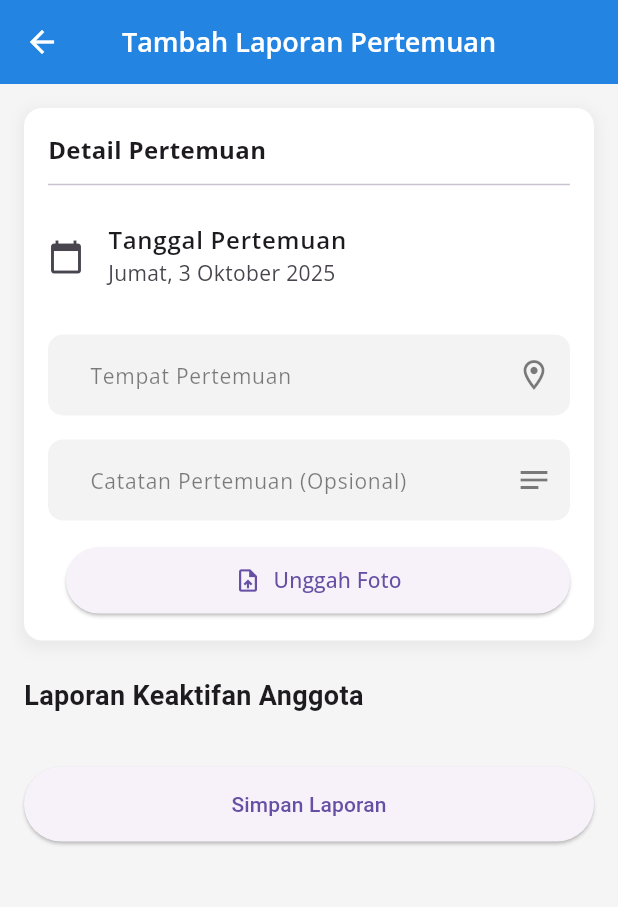
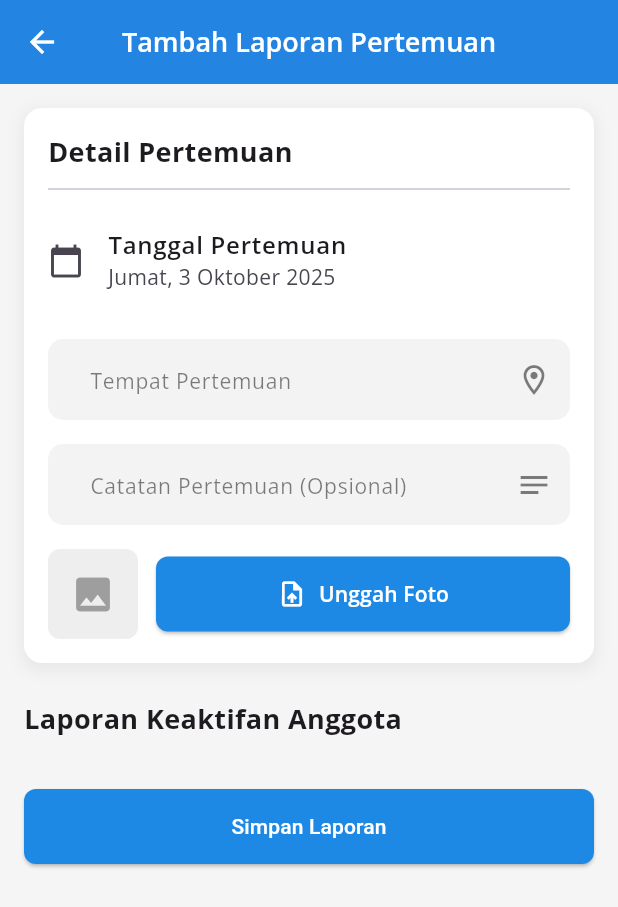
Before and after one commit to rafitrhmn/pendataan_ldk, a Flutter app: the AddLaporanPage screen opened directly with empty values, on a phone screen of 412 x 824 dp. Shown: the top 907 px of the screen. Run offline on Flutter 3.47's test engine with Material 3 defaults, Android fonts, the phone set to English and light mode, and no system bars; our stand-ins replace bloc, equatable, flutter_bloc, flutter_localization, go_router, google_fonts and 3 more; accounts and stored records are empty.

Commit message:
style lapporan new

```diff
--- a/app/lib/pages/kelompok/add_laporan_pertemuan.dart
+++ b/app/lib/pages/kelompok/add_laporan_pertemuan.dart
@@ -3,6 +3,9 @@ import 'package:app/bloc/laporan/laporan_event.dart';
 import 'package:app/bloc/laporan/laporan_state.dart';
 import 'package:app/models/mentee_model.dart';
 import 'package:app/utils/style_decorations.dart';
+import 'package:app/widgets/laporan/penilaian_dhuha_input.dart';
+import 'package:app/widgets/laporan/penilaian_sholat_input.dart';
+import 'package:app/widgets/laporan/penilaian_tilawah_input.dart';
 import 'package:flutter/material.dart';
 import 'package:flutter/services.dart';
 import 'package:flutter_bloc/flutter_bloc.dart';
@@ -39,6 +42,7 @@ class _AddLaporanPageState extends State<AddLaporanPage> {
 
   // Map untuk menyimpan state laporan dari setiap mentee
   late final Map<String, Map<String, dynamic>> _laporanMentees;
+  // Nilai awal
 
   @override
   void initState() {
@@ -48,7 +52,7 @@ class _AddLaporanPageState extends State<AddLaporanPage> {
       for (var mentee in widget.mentees)
         mentee.id: {
           'mentee_id': mentee.id,
-          'hadir': true,
+          'hadir': false,
           'sholat_wajib': TextEditingController(),
           'sholat_dhuha': TextEditingController(),
           'tilawah_quran': TextEditingController(),
@@ -222,7 +226,14 @@ class _AddLaporanPageState extends State<AddLaporanPage> {
     return BlocListener<LaporanBloc, LaporanState>(
       listener: (context, state) {
         if (state is LaporanSubmitSuccess) {
-          // Kirim sinyal 'true' agar halaman detail me-refresh riwayat
+          // 1. Tampilkan SnackBar sukses
+          ScaffoldMessenger.of(context).showSnackBar(
+            const SnackBar(
+              content: Text('Laporan berhasil disimpan!'),
+              backgroundColor: Colors.green,
+            ),
+          );
+          // 2. Kembali ke halaman sebelumnya dan kirim sinyal refresh
           context.pop(true);
         } else if (state is LaporanError) {
           ScaffoldMessenger.of(context).showSnackBar(
@@ -262,9 +273,12 @@ class _AddLaporanPageState extends State<AddLaporanPage> {
               const SizedBox(height: 24),
 
               // Bagian Laporan Anggota
-              const Text(
+              Text(
                 'Laporan Keaktifan Anggota',
-                style: TextStyle(fontSize: 18, fontWeight: FontWeight.bold),
+                style: GoogleFonts.openSans(
+                  fontSize: 18,
+                  fontWeight: FontWeight.bold,
+                ),
               ),
               const SizedBox(height: 10),
               ...widget.mentees.map((mentee) => _buildMenteeReportCard(mentee)),
@@ -284,7 +298,15 @@ class _AddLaporanPageState extends State<AddLaporanPage> {
                   return ElevatedButton(
                     onPressed: _submitLaporan,
                     style: ElevatedButton.styleFrom(
-                      minimumSize: const Size(double.infinity, 50),
+                      backgroundColor: Colors.blue[600],
+                      foregroundColor: Colors.white,
+                      shape: RoundedRectangleBorder(
+                        borderRadius: BorderRadius.circular(8),
+                      ),
+                      padding: const EdgeInsets.symmetric(
+                        vertical: 15,
+                        horizontal: 16,
+                      ),
                     ),
                     child: const Text('Simpan Laporan'),
                   );
@@ -299,7 +321,31 @@ class _AddLaporanPageState extends State<AddLaporanPage> {
 
   Widget _buildInfoUmumCard() {
     // Widget untuk pratinjau gambar, tidak berubah
-    Widget imagePreview = ClipRRect(/* ... */);
+    Widget imagePreview;
+
+    if (_selectedImageBytes != null) {
+      // Kasus 1: Tampilkan gambar baru yang dipilih dari memori (bytes)
+      imagePreview = ClipRRect(
+        borderRadius: BorderRadius.circular(8),
+        child: Image.memory(
+          _selectedImageBytes!,
+          width: 60,
+          height: 60,
+          fit: BoxFit.cover,
+        ),
+      );
+    } else {
+      // Kasus 3: Tampilan default jika tidak ada gambar
+      imagePreview = Container(
+        width: 60,
+        height: 60,
+        decoration: BoxDecoration(
+          color: Colors.grey[200],
+          borderRadius: BorderRadius.circular(8),
+        ),
+        child: const Icon(Icons.photo, size: 30, color: Colors.grey),
+      );
+    }
 
     return Container(
       padding: const EdgeInsets.all(16),
@@ -321,7 +367,7 @@ class _AddLaporanPageState extends State<AddLaporanPage> {
           Text(
             'Detail Pertemuan',
             style: GoogleFonts.openSans(
-              fontSize: 16,
+              fontSize: 18,
               fontWeight: FontWeight.bold,
             ),
           ),
@@ -369,7 +415,6 @@ class _AddLaporanPageState extends State<AddLaporanPage> {
             maxLines: 3,
             minLines: 1,
           ),
-          // ==========================================================
           const SizedBox(height: 16),
           Row(
             children: [
@@ -378,10 +423,23 @@ class _AddLaporanPageState extends State<AddLaporanPage> {
               Expanded(
                 child: ElevatedButton.icon(
                   onPressed: _pickImage,
-                  icon: const Icon(Icons.upload_file),
-                  label: Text('Unggah Foto', style: GoogleFonts.openSans()),
+                  icon: const Icon(Icons.upload_file, size: 20),
+
+                  label: Text(
+                    'Unggah Foto',
+                    style: GoogleFonts.openSans(fontWeight: FontWeight.w600),
+                  ),
+
                   style: ElevatedButton.styleFrom(
-                    padding: const EdgeInsets.symmetric(vertical: 12),
+                    backgroundColor: Colors.blue[600],
+                    foregroundColor: Colors.white,
+                    shape: RoundedRectangleBorder(
+                      borderRadius: BorderRadius.circular(8),
+                    ),
+                    padding: const EdgeInsets.symmetric(
+                      vertical: 15,
+                      horizontal: 16,
+                    ),
                   ),
                 ),
               ),
@@ -396,56 +454,50 @@ class _AddLaporanPageState extends State<AddLaporanPage> {
     final report = _laporanMentees[mentee.id]!;
     final bool isHadir = report['hadir'];
 
-    return Card(
+    return Container(
       margin: const EdgeInsets.symmetric(vertical: 8),
+      decoration: BoxDecoration(
+        color: Colors.white,
+        borderRadius: BorderRadius.circular(12.0),
+        boxShadow: [
+          BoxShadow(
+            color: Colors.grey.withOpacity(0.15),
+            spreadRadius: 2,
+            blurRadius: 8,
+            offset: const Offset(0, 3),
+          ),
+        ],
+      ),
       child: Column(
         children: [
           CheckboxListTile(
             title: Text(
               mentee.namaLengkap,
-              style: const TextStyle(fontWeight: FontWeight.bold),
+              style: GoogleFonts.openSans(fontWeight: FontWeight.bold),
             ),
-            subtitle: const Text('Kehadiran'),
+            subtitle: Text('Kehadiran', style: GoogleFonts.openSans()),
             value: isHadir,
             onChanged: (val) => setState(() => report['hadir'] = val!),
+            activeColor: Colors.blue[600],
           ),
           if (isHadir)
             Padding(
               padding: const EdgeInsets.fromLTRB(16, 0, 16, 16),
               child: Column(
+                crossAxisAlignment:
+                    CrossAxisAlignment.start, // Pastikan teks rata kiri
                 children: [
-                  TextFormField(
-                    controller: report['sholat_wajib'],
-                    decoration: const InputDecoration(
-                      labelText: 'Sholat Wajib (kali)',
-                      isDense: true,
-                    ),
-                    keyboardType: TextInputType.number,
-                    inputFormatters: [FilteringTextInputFormatter.digitsOnly],
-                    validator: (v) => v!.isEmpty ? 'Wajib diisi' : null,
-                  ),
-                  const SizedBox(height: 8),
-                  TextFormField(
-                    controller: report['sholat_dhuha'],
-                    decoration: const InputDecoration(
-                      labelText: 'Sholat Dhuha (kali)',
-                      isDense: true,
-                    ),
-                    keyboardType: TextInputType.number,
-                    inputFormatters: [FilteringTextInputFormatter.digitsOnly],
-                    validator: (v) => v!.isEmpty ? 'Wajib diisi' : null,
-                  ),
-                  const SizedBox(height: 8),
-                  TextFormField(
-                    controller: report['tilawah_quran'],
-                    decoration: const InputDecoration(
-                      labelText: 'Tilawah (lembar)',
-                      isDense: true,
-                    ),
-                    keyboardType: TextInputType.number,
-                    inputFormatters: [FilteringTextInputFormatter.digitsOnly],
-                    validator: (v) => v!.isEmpty ? 'Wajib diisi' : null,
-                  ),
+                  const Divider(),
+                  const SizedBox(height: 16),
+                  // Panggil widget baru Anda di sini
+                  PenilaianSholatInput(controller: report['sholat_wajib']),
+
+                  const SizedBox(height: 16),
+
+                  // --- Input Sholat Dhuha ---
+                  PenilaianDhuhaInput(controller: report['sholat_dhuha']),
+                  const SizedBox(height: 16),
+                  PenilaianTilawahInput(controller: report['tilawah_quran']),
                 ],
               ),
             ),
```
